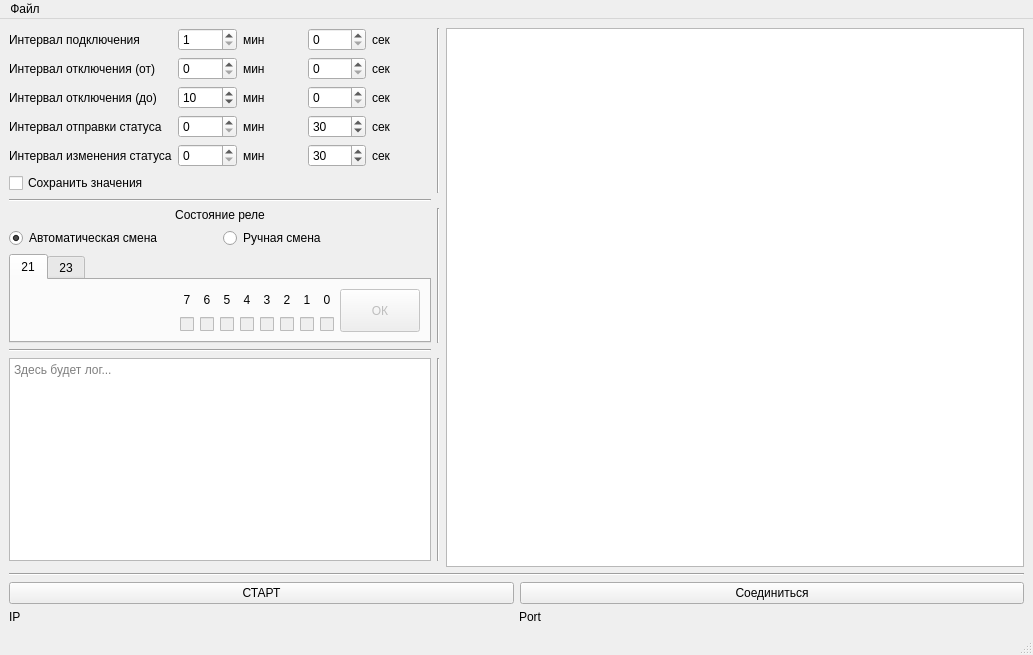
Qt form mainwindow.ui (layxproud/QulonServerTest) before a commit.
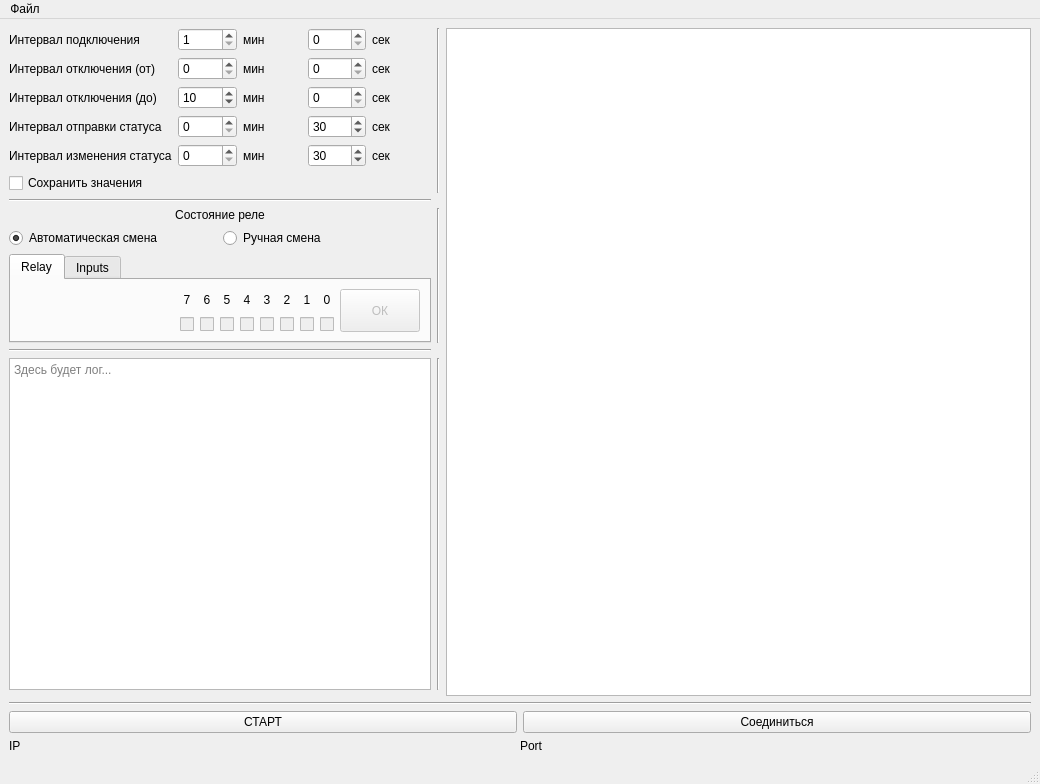
The same form after that commit. The open tabs and pages were chosen to show the change. Icons and pictures are not drawn.

Commit message: Changed logic of enabling buttons inside TabWidget

Patch:
```diff
--- a/mainwindow.ui
+++ b/mainwindow.ui
@@ -6,8 +6,8 @@
    <rect>
     <x>0</x>
     <y>0</y>
-    <width>1033</width>
-    <height>655</height>
+    <width>1040</width>
+    <height>784</height>
    </rect>
   </property>
   <property name="sizePolicy">
@@ -159,7 +159,7 @@
         </property>
         <widget class="QWidget" name="state21">
          <attribute name="title">
-          <string>21</string>
+          <string>Relay</string>
          </attribute>
          <layout class="QGridLayout" name="gridLayout_3">
           <item row="1" column="2">
@@ -403,7 +403,7 @@
         </widget>
         <widget class="QWidget" name="state23">
          <attribute name="title">
-          <string>23</string>
+          <string>Inputs</string>
          </attribute>
          <layout class="QGridLayout" name="gridLayout_2">
           <item row="0" column="5">
@@ -1281,7 +1281,7 @@
     <rect>
      <x>0</x>
      <y>0</y>
-     <width>1033</width>
+     <width>1040</width>
      <height>21</height>
     </rect>
    </property>
```
Left out of the diff: 2 changed lines with no effect on the pictures. The commit also changes 1 other file.
